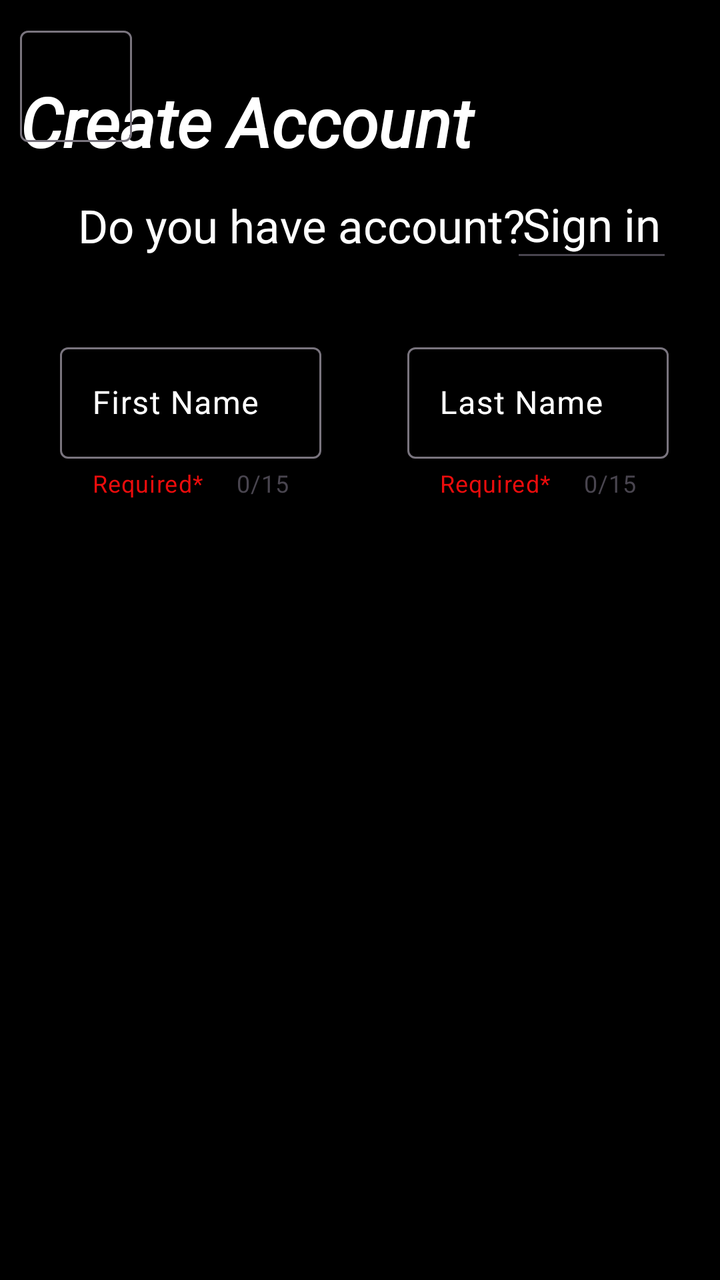
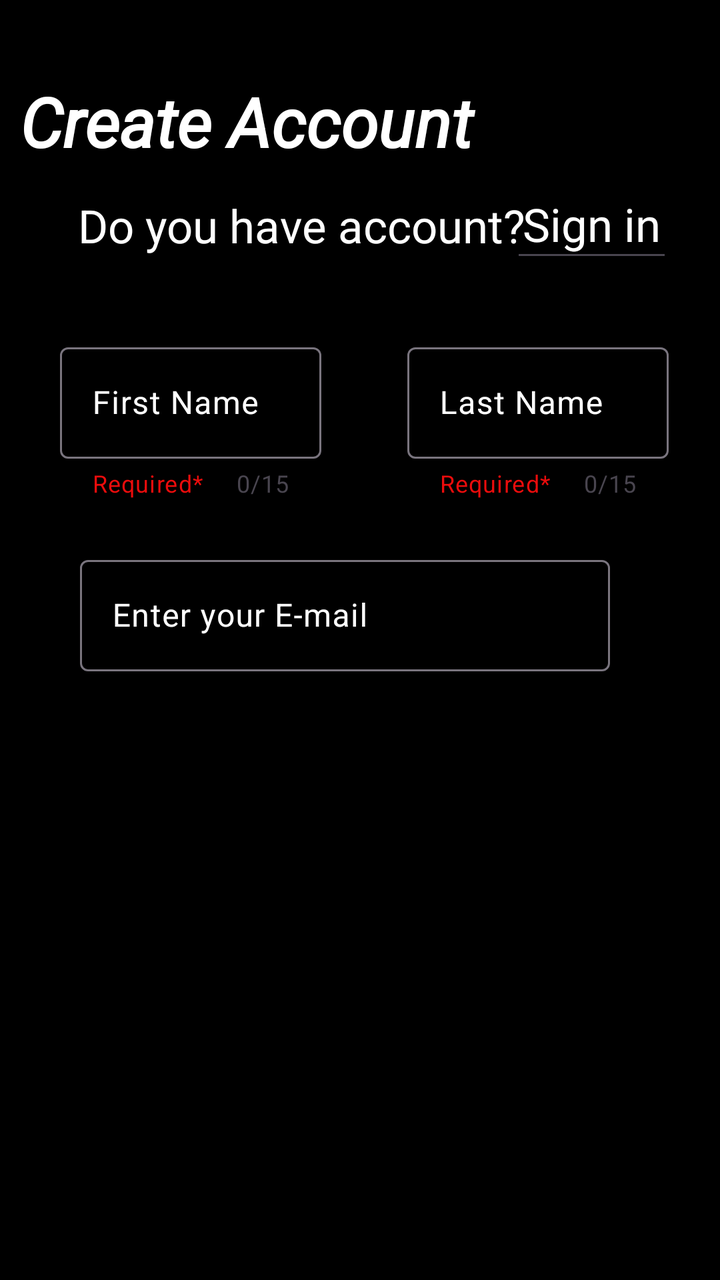

An Android layout rendered at two revisions. The XML below is the earlier revision; the diff shows what the commit changed to produce the second picture.
<!-- AndroidManifest.xml: application theme Theme.LoginApp -->
<!-- res/layout/activity_main.xml -->
<?xml version="1.0" encoding="utf-8"?>
<androidx.constraintlayout.widget.ConstraintLayout xmlns:android="http://schemas.android.com/apk/res/android"
    xmlns:app="http://schemas.android.com/apk/res-auto"
    xmlns:tools="http://schemas.android.com/tools"
    android:id="@+id/main"
    android:layout_width="match_parent"
    android:layout_height="match_parent"
    android:padding="10dp"
    android:background="@color/black"
    tools:context=".MainActivity">

    <TextView
        android:id="@+id/titleTv"
        android:layout_width="match_parent"
        android:layout_height="wrap_content"
        android:layout_marginTop="28dp"


        android:fontFamily="@font/roboto"
        android:text="Create Account"
        android:textAlignment="center"
        android:textColor="@color/white"
        android:textSize="34.sp"

        android:textStyle="bold"
        app:layout_constraintEnd_toEndOf="parent"
        app:layout_constraintHorizontal_bias="1.0"
        app:layout_constraintStart_toStartOf="parent"
        app:layout_constraintTop_toTopOf="parent" />

    <TextView
        android:id="@+id/subTitleTV"
        android:layout_width="wrap_content"
        android:layout_height="wrap_content"
        android:layout_marginTop="8dp"

        android:layout_marginEnd="12.dp"
        android:padding="6dp"
        android:text="Do you have account? "
        android:textAlignment="center"
        android:textColor="@color/white"
        android:textSize="23sp"
        app:layout_constraintEnd_toEndOf="parent"
        app:layout_constraintHorizontal_bias="0.264"

        app:layout_constraintStart_toStartOf="parent"
        app:layout_constraintTop_toBottomOf="@+id/titleTv" />

    <EditText
        android:id="@+id/signInEt"
        android:layout_width="wrap_content"
        android:layout_height="wrap_content"


        android:height="48dp"
        android:layout_marginStart="197.dp"
        android:layout_marginTop="78.dp"
        android:padding="6dp"
        android:text="Sign in"
        android:textColor="@color/white"
        android:textSize="23sp"
        app:layout_constraintEnd_toEndOf="parent"
        app:layout_constraintHorizontal_bias="0.647"
        app:layout_constraintStart_toStartOf="@+id/subTitleTV"
        app:layout_constraintTop_toTopOf="parent" />


    <com.google.android.material.textfield.TextInputLayout

        android:id="@+id/firstNameLayout"
        android:layout_width="wrap_content"
        android:layout_height="0dp"
        android:layout_marginEnd="140.dp"
        android:layout_marginTop="80.dp"
        android:padding="5.dp"
        android:hint="First Name"
        app:helperText="Required*"
       app:counterEnabled="true"
        app:counterMaxLength="15"
        app:helperTextTextColor="#EB0C0C"
        android:textColorHint="@color/white"
        app:layout_constraintEnd_toEndOf="parent"
        app:layout_constraintHorizontal_bias="0.255"
        app:layout_constraintStart_toStartOf="parent"
        app:layout_constraintTop_toBottomOf="@+id/titleTv"

        app:endIconMode="clear_text"
        >

         <com.google.android.material.textfield.TextInputEditText
            android:id="@+id/firstNameEt"
            android:layout_width="match_parent"
            android:layout_height="match_parent"
             android:inputType="text"
            android:textColor="@color/white"
             android:maxLength="15"
        />
    </com.google.android.material.textfield.TextInputLayout>
    <com.google.android.material.textfield.TextInputLayout
        android:id="@+id/lastNameLayout"
        android:layout_width="wrap_content"
        android:layout_height="wrap_content"
        android:layout_marginStart="170.dp"
        android:layout_marginTop="80.dp"
        android:padding="5.dp"
        android:hint="Last Name"
        app:helperText="Required*"
        app:counterEnabled="true"
        app:counterMaxLength="15"
        app:helperTextTextColor="#EB0C0C"
        android:textColorHint="@color/white"
        app:layout_constraintEnd_toEndOf="parent"
        app:layout_constraintHorizontal_bias="0.255"
        app:layout_constraintStart_toStartOf="@id/firstNameLayout"
        app:layout_constraintTop_toBottomOf="@+id/titleTv"
        app:endIconMode="clear_text"
        >

        <com.google.android.material.textfield.TextInputEditText
            android:id="@+id/lastNameEt"
            android:layout_width="match_parent"
            android:layout_height="match_parent"
            android:inputType="text"
            android:textColor="@color/white"
            android:maxLength="15"

            />
    </com.google.android.material.textfield.TextInputLayout>

    <com.google.android.material.textfield.TextInputLayout
        android:id="@+id/emailLayout"
        android:layout_width="match_parent"
        android:layout_height="wrap_content"
        >

        <com.google.android.material.textfield.TextInputEditText
           android:layout_width="wrap_content"
            android:layout_height="wrap_content"
            />
    </com.google.android.material.textfield.TextInputLayout>



</androidx.constraintlayout.widget.ConstraintLayout>
<!-- resources referenced by this layout -->
<resources>
  <color name="black">#FF000000</color>
  <color name="white">#FFFFFFFF</color>
  <style name="Theme.LoginApp" parent="Base.Theme.LoginApp" />
  <style name="Base.Theme.LoginApp" parent="Theme.Material3.DayNight.NoActionBar">
          
          
      </style>
</resources>

<!-- the commit's change to res/layout/activity_main.xml (unified diff, before → after) -->
@@ -114,6 +114,7 @@
         app:layout_constraintStart_toStartOf="@id/firstNameLayout"
         app:layout_constraintTop_toBottomOf="@+id/titleTv"
         app:endIconMode="clear_text"
+
         >
 
         <com.google.android.material.textfield.TextInputEditText
@@ -128,14 +129,28 @@
     </com.google.android.material.textfield.TextInputLayout>
 
     <com.google.android.material.textfield.TextInputLayout
+
         android:id="@+id/emailLayout"
         android:layout_width="match_parent"
         android:layout_height="wrap_content"
+        tools:layout_editor_absoluteX="10dp"
+        tools:layout_editor_absoluteY="10dp"
+        app:layout_constraintTop_toBottomOf="@+id/firstNameLayout"
+        app:layout_constraintStart_toStartOf="parent"
+        app:layout_constraintEnd_toEndOf="parent"
+        android:hint="Enter your E-mail"
+
+        android:textColorHint="@color/white"
+        android:layout_marginTop="20dp"
+        android:layout_marginEnd="45.dp"
+        android:layout_marginStart="30.dp"
         >
 
         <com.google.android.material.textfield.TextInputEditText
-           android:layout_width="wrap_content"
+            android:layout_width="match_parent"
             android:layout_height="wrap_content"
+            android:inputType="textEmailAddress"
+
             />
     </com.google.android.material.textfield.TextInputLayout>
 
